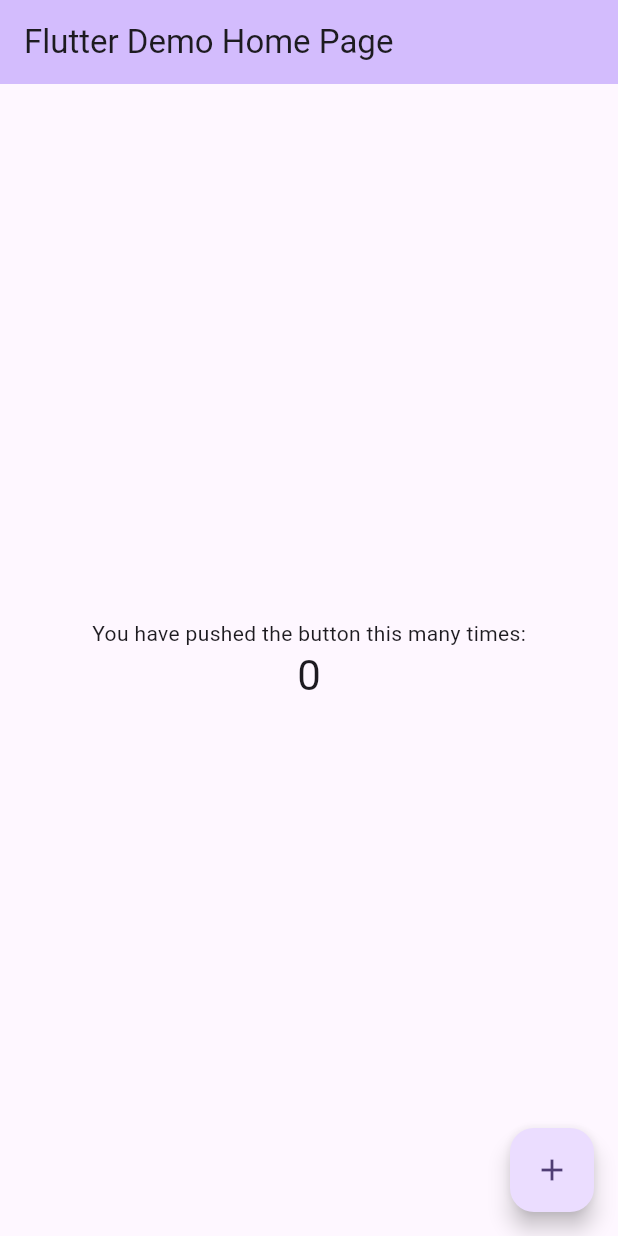
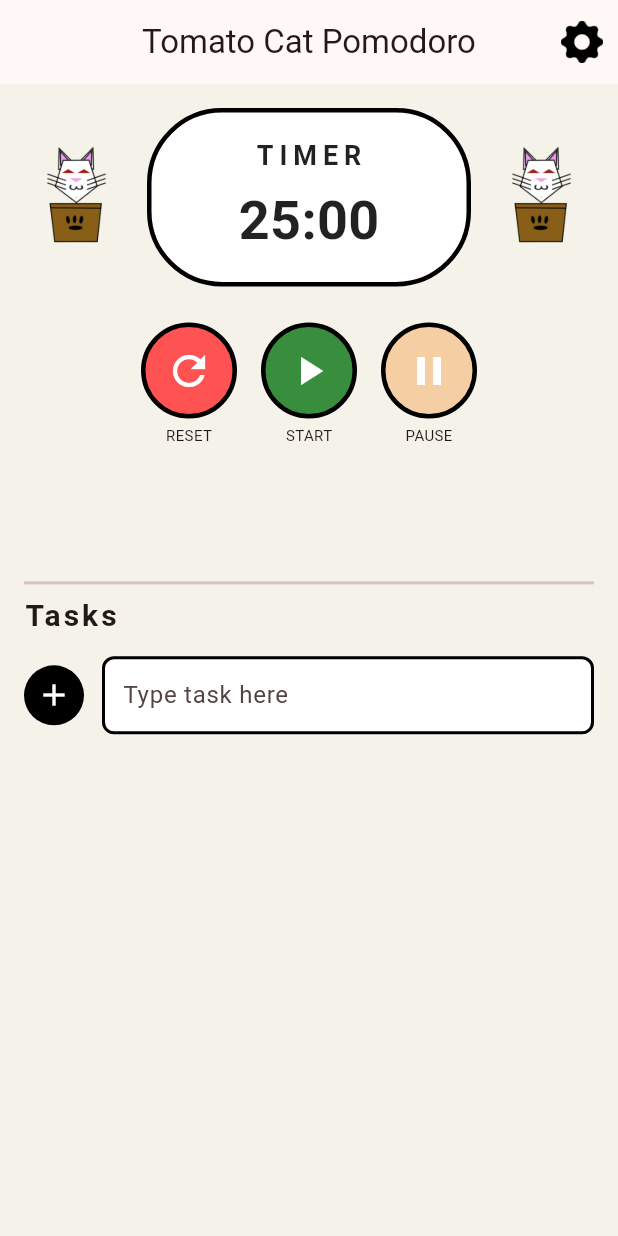
Before and after one commit to ElricDominguez/Tomato-Cat, a Flutter app: the screen it shows after launch, on a phone screen of 412 x 824 dp. Run offline on Flutter 3.47's test engine with Material 3 defaults, Android fonts, the light colour scheme and no system bars.

Commit message:
Initial commit - Tomato Cat basic layout

```diff
--- a/lib/main.dart
+++ b/lib/main.dart
@@ -1,121 +1,57 @@
 import 'package:flutter/material.dart';
+import 'timer_screen.dart';
 
 void main() {
-  runApp(const MyApp());
+  runApp(const TomatoCatApp());
 }
 
-class MyApp extends StatelessWidget {
-  const MyApp({super.key});
+class TomatoCatApp extends StatefulWidget {
+  const TomatoCatApp({super.key});
 
-  // This widget is the root of your application.
   @override
-  Widget build(BuildContext context) {
-    return MaterialApp(
-      title: 'Flutter Demo',
-      theme: ThemeData(
-        // This is the theme of your application.
-        //
-        // TRY THIS: Try running your application with "flutter run". You'll see
-        // the application has a purple toolbar. Then, without quitting the app,
-        // try changing the seedColor in the colorScheme below to Colors.green
-        // and then invoke "hot reload" (save your changes or press the "hot
-        // reload" button in a Flutter-supported IDE, or press "r" if you used
-        // the command line to start the app).
-        //
-        // Notice that the counter didn't reset back to zero; the application
-        // state is not lost during the reload. To reset the state, use hot
-        // restart instead.
-        //
-        // This works for code too, not just values: Most code changes can be
-        // tested with just a hot reload.
-        colorScheme: .fromSeed(seedColor: Colors.deepPurple),
-      ),
-      home: const MyHomePage(title: 'Flutter Demo Home Page'),
-    );
-  }
+  State<TomatoCatApp> createState() => _TomatoCatAppState();
 }
 
-class MyHomePage extends StatefulWidget {
-  const MyHomePage({super.key, required this.title});
+class _TomatoCatAppState extends State<TomatoCatApp> {
+  ThemeMode _themeMode = ThemeMode.system;
 
-  // This widget is the home page of your application. It is stateful, meaning
-  // that it has a State object (defined below) that contains fields that affect
-  // how it looks.
-
-  // This class is the configuration for the state. It holds the values (in this
-  // case the title) provided by the parent (in this case the App widget) and
-  // used by the build method of the State. Fields in a Widget subclass are
-  // always marked "final".
-
-  final String title;
-
-  @override
-  State<MyHomePage> createState() => _MyHomePageState();
-}
-
-class _MyHomePageState extends State<MyHomePage> {
-  int _counter = 0;
-
-  void _incrementCounter() {
+  void _setThemeMode(ThemeMode mode) {
     setState(() {
-      // This call to setState tells the Flutter framework that something has
-      // changed in this State, which causes it to rerun the build method below
-      // so that the display can reflect the updated values. If we changed
-      // _counter without calling setState(), then the build method would not be
-      // called again, and so nothing would appear to happen.
-      _counter++;
+      _themeMode = mode;
     });
   }
 
   @override
   Widget build(BuildContext context) {
-    // This method is rerun every time setState is called, for instance as done
-    // by the _incrementCounter method above.
-    //
-    // The Flutter framework has been optimized to make rerunning build methods
-    // fast, so that you can just rebuild anything that needs updating rather
-    // than having to individually change instances of widgets.
-    return Scaffold(
-      appBar: AppBar(
-        // TRY THIS: Try changing the color here to a specific color (to
-        // Colors.amber, perhaps?) and trigger a hot reload to see the AppBar
-        // change color while the other colors stay the same.
-        backgroundColor: Theme.of(context).colorScheme.inversePrimary,
-        // Here we take the value from the MyHomePage object that was created by
-        // the App.build method, and use it to set our appbar title.
-        title: Text(widget.title),
+    return MaterialApp(
+      title: 'Tomato Cat Pomodoro',
+      debugShowCheckedModeBanner: false,
+      themeMode: _themeMode,
+
+      // LIGHT THEME
+      theme: ThemeData(
+        brightness: Brightness.light,
+        colorScheme: ColorScheme.fromSeed(
+          seedColor: Colors.redAccent,
+          brightness: Brightness.light,
+        ),
+        scaffoldBackgroundColor: const Color(0xFFF5F2E9), // Bauhaus warm
+        useMaterial3: true,
       ),
-      body: Center(
-        // Center is a layout widget. It takes a single child and positions it
-        // in the middle of the parent.
-        child: Column(
-          // Column is also a layout widget. It takes a list of children and
-          // arranges them vertically. By default, it sizes itself to fit its
-          // children horizontally, and tries to be as tall as its parent.
-          //
-          // Column has various properties to control how it sizes itself and
-          // how it positions its children. Here we use mainAxisAlignment to
-          // center the children vertically; the main axis here is the vertical
-          // axis because Columns are vertical (the cross axis would be
-          // horizontal).
-          //
-          // TRY THIS: Invoke "debug painting" (choose the "Toggle Debug Paint"
-          // action in the IDE, or press "p" in the console), to see the
-          // wireframe for each widget.
-          mainAxisAlignment: .center,
-          children: [
-            const Text('You have pushed the button this many times:'),
-            Text(
-              '$_counter',
-              style: Theme.of(context).textTheme.headlineMedium,
-            ),
-          ],
+
+      // DARK THEME
+      darkTheme: ThemeData(
+        brightness: Brightness.dark,
+        colorScheme: ColorScheme.fromSeed(
+          seedColor: Colors.deepPurple,
+          brightness: Brightness.dark,
         ),
+        useMaterial3: true,
       ),
-      floatingActionButton: FloatingActionButton(
-        onPressed: _incrementCounter,
-        tooltip: 'Increment',
-        child: const Icon(Icons.add),
+
+      home: TimerScreen(
+        themeMode: _themeMode,
+        onThemeChanged: _setThemeMode,
       ),
     );
   }
--- /dev/null
+++ b/lib/task_model.dart
@@ -0,0 +1,9 @@
+class Task {
+  String title;
+  bool completed;
+
+  Task({
+    required this.title,
+    this.completed = false,
+  });
+}
--- /dev/null
+++ b/lib/timer_screen.dart
@@ -0,0 +1,364 @@
+import 'package:flutter/material.dart';
+import 'widgets/bauhaus_button.dart';
+import 'task_model.dart';
+
+enum SessionKind { work, shortBreak, longBreak }
+enum CatState { idle, working, resting }
+
+class TimerScreen extends StatefulWidget {
+  final ThemeMode themeMode;
+  final ValueChanged<ThemeMode> onThemeChanged;
+
+  const TimerScreen({
+    super.key,
+    required this.themeMode,
+    required this.onThemeChanged,
+  });
+
+  @override
+  State<TimerScreen> createState() => _TimerScreenState();
+}
+
+class _TimerScreenState extends State<TimerScreen> {
+  // ===== TIMER STATE =====
+  SessionKind _sessionKind = SessionKind.work;
+  int _workMinutes = 25;
+  int _breakMinutes = 5;
+  bool _isRunning = false;
+  Duration _remaining = const Duration(minutes: 25);
+  CatState _catState = CatState.idle;
+
+  // ===== TASKS =====
+  final TextEditingController _taskController = TextEditingController();
+  final List<Task> _tasks = [];
+
+  @override
+  void initState() {
+    super.initState();
+    _remaining = Duration(minutes: _workMinutes);
+  }
+
+  // ---------- TIME FORMAT ----------
+  String get _formattedTime {
+    final m = _remaining.inMinutes.remainder(60).toString().padLeft(2, '0');
+    final s = _remaining.inSeconds.remainder(60).toString().padLeft(2, '0');
+    return "$m:$s";
+  }
+
+  // ---------- UI HELPERS ----------
+  String get catImage {
+    switch (_catState) {
+      case CatState.working:
+        return 'assets/images/cat_working.png';
+      case CatState.resting:
+        return 'assets/images/cat_resting.png';
+      default:
+        return 'assets/images/cat_idle.png';
+    }
+  }
+
+  void _setSession(SessionKind kind) {
+    if (_isRunning) return;
+
+    setState(() {
+      _sessionKind = kind;
+
+      if (kind == SessionKind.work) {
+        _remaining = Duration(minutes: _workMinutes);
+        _catState = CatState.idle;
+      } else {
+        _remaining = Duration(minutes: _breakMinutes);
+        _catState = CatState.resting;
+      }
+    });
+  }
+
+  void _selectWork(int m) {
+    if (_isRunning) return;
+    setState(() {
+      _workMinutes = m;
+      if (_sessionKind == SessionKind.work) {
+        _remaining = Duration(minutes: _workMinutes);
+      }
+    });
+  }
+
+  void _selectBreak(int m) {
+    if (_isRunning) return;
+    setState(() {
+      _breakMinutes = m;
+      if (_sessionKind != SessionKind.work) {
+        _remaining = Duration(minutes: _breakMinutes);
+      }
+    });
+  }
+
+  // ---------- CONTROLS ----------
+  void _start() {
+    setState(() {
+      _isRunning = true;
+      _catState =
+          _sessionKind == SessionKind.work ? CatState.working : CatState.resting;
+    });
+  }
+
+  void _pause() {
+    setState(() {
+      _isRunning = false;
+      _catState =
+          _sessionKind == SessionKind.work ? CatState.idle : CatState.resting;
+    });
+  }
+
+  void _reset() {
+    setState(() {
+      _isRunning = false;
+      _catState = _sessionKind == SessionKind.work
+          ? CatState.idle
+          : CatState.resting;
+      _remaining = Duration(
+        minutes: _sessionKind == SessionKind.work ? _workMinutes : _breakMinutes,
+      );
+    });
+  }
+
+  // ---------- TASK LOGIC ----------
+  void _addTask() {
+    final text = _taskController.text.trim();
+    if (text.isEmpty) return;
+
+    setState(() {
+      _tasks.add(Task(title: text));
+      _taskController.clear();
+    });
+  }
+
+  void _removeTask(int index) {
+    setState(() {
+      _tasks.removeAt(index);
+    });
+  }
+
+  // ---------- BUILD ----------
+  @override
+  Widget build(BuildContext context) {
+    return Scaffold(
+      appBar: AppBar(
+        title: const Text("Tomato Cat Pomodoro"),
+        centerTitle: true,
+        actions: [
+          IconButton(
+            icon: Image.asset(
+              "assets/images/settings_button.png",
+              width: 28,
+              height: 28,
+            ),
+            onPressed: () {},
+          ),
+        ],
+      ),
+
+      // ===================== BODY =====================
+      body: Padding(
+        padding: const EdgeInsets.all(16),
+        child: Column(
+          children: [
+            // ===== TOP TIMER AREA =====
+            Expanded(
+              flex: 3,
+              child: Column(
+                children: [
+                  Row(
+                    children: [
+                      Image.asset(catImage, width: 70),
+                      const SizedBox(width: 12),
+
+                      // TIMER PILL
+                      Expanded(
+                        child: Container(
+                          padding: const EdgeInsets.symmetric(
+                              horizontal: 24, vertical: 16),
+                          decoration: BoxDecoration(
+                            color: Colors.white,
+                            borderRadius: BorderRadius.circular(50),
+                            border: Border.all(color: Colors.black, width: 3),
+                          ),
+                          child: Column(
+                            children: [
+                              const Text(
+                                "TIMER",
+                                style: TextStyle(
+                                    letterSpacing: 4,
+                                    fontSize: 18,
+                                    fontWeight: FontWeight.bold,
+                                    color: Colors.black87,
+                                    ),
+
+                              ),
+                              const SizedBox(height: 4),
+                              Text(
+                                _formattedTime,
+                                style: const TextStyle(
+                                  fontSize: 36,
+                                  fontWeight: FontWeight.bold,
+                                  color: Colors.black87,
+                                ),
+                              ),
+                            ],
+                          ),
+                        ),
+                      ),
+
+                      const SizedBox(width: 12),
+                      Image.asset(catImage, width: 70),
+                    ],
+                  ),
+
+                  const SizedBox(height: 24),
+
+                  // CIRCLE BUTTONS
+                  Row(
+                    mainAxisAlignment: MainAxisAlignment.center,
+                    children: [
+                      BauhausCircleButton(
+                        icon: Icons.refresh,
+                        label: "Reset",
+                        onPressed: _reset,
+                        color: Colors.redAccent,
+                      ),
+                      const SizedBox(width: 16),
+                      BauhausCircleButton(
+                        icon: Icons.play_arrow,
+                        label: "Start",
+                        onPressed: _isRunning ? null : _start,
+                        color: Colors.green.shade700,
+                      ),
+                      const SizedBox(width: 16),
+                      BauhausCircleButton(
+                        icon: Icons.pause,
+                        label: "Pause",
+                        onPressed: _isRunning ? _pause : null,
+                        color: Colors.orange.shade700,
+                      ),
+                    ],
+                  ),
+                ],
+              ),
+            ),
+
+            const Divider(thickness: 2),
+
+            // ===== TASK AREA =====
+            Expanded(
+              flex: 4,
+              child: Column(
+                crossAxisAlignment: CrossAxisAlignment.start,
+                children: [
+                  const Text(
+                    "Tasks",
+                    style: TextStyle(
+                      fontWeight: FontWeight.bold,
+                      fontSize: 20,
+                      letterSpacing: 2,
+
+                    ),
+                  ),
+                  const SizedBox(height: 12),
+
+                  // ADD TASK ROW
+                  Row(
+                    children: [
+                      InkWell(
+                        onTap: _addTask,
+                        child: Container(
+                          width: 40,
+                          height: 40,
+                          decoration: const BoxDecoration(
+                            shape: BoxShape.circle,
+                            color: Colors.black,
+                          ),
+                          child: const Icon(Icons.add, color: Colors.white),
+                        ),
+                      ),
+                      const SizedBox(width: 12),
+                      Expanded(
+                        child: Container(
+                          padding: const EdgeInsets.symmetric(horizontal: 12),
+                          decoration: BoxDecoration(
+                            color: Colors.white,
+                            border: Border.all(color: Colors.black, width: 2),
+                            borderRadius: BorderRadius.circular(8),
+                          ),
+                          child: TextField(
+                            controller: _taskController,
+                            decoration: const InputDecoration(
+                              hintText: "Type task here",
+                              border: InputBorder.none,
+                            ),
+                            onSubmitted: (_) => _addTask(),
+                          ),
+                        ),
+                      ),
+                    ],
+                  ),
+
+                  const SizedBox(height: 12),
+
+                  // TASK LIST
+                  Expanded(
+                    child: ListView.builder(
+                      itemCount: _tasks.length,
+                      itemBuilder: (context, index) {
+                        final task = _tasks[index];
+
+                        return Padding(
+                          padding: const EdgeInsets.symmetric(vertical: 4),
+                          child: Row(
+                            children: [
+                              Checkbox(
+                                value: task.completed,
+                                onChanged: (v) {
+                                  setState(() => task.completed = v ?? false);
+                                },
+                              ),
+                              Expanded(
+                                child: Container(
+                                  padding:
+                                      const EdgeInsets.symmetric(horizontal: 8),
+                                  decoration: BoxDecoration(
+                                    color: Colors.white,
+                                    border: Border.all(
+                                        color: Colors.black, width: 2),
+                                    borderRadius: BorderRadius.circular(4),
+                                  ),
+                                  child: Text(
+                                    task.title,
+                                    overflow: TextOverflow.ellipsis,
+                                    style: TextStyle(
+                                      decoration: task.completed
+                                          ? TextDecoration.lineThrough
+                                          : TextDecoration.none,
+                                    ),
+                                  ),
+                                ),
+                              ),
+                              IconButton(
+                                icon: const Icon(
+                                    Icons.remove_circle_outline_outlined),
+                                onPressed: () => _removeTask(index),
+                              ),
+                            ],
+                          ),
+                        );
+                      },
+                    ),
+                  ),
+                ],
+              ),
+            ),
+          ],
+        ),
+      ),
+    );
+  }
+}
--- /dev/null
+++ b/lib/widgets/bauhaus_button.dart
@@ -0,0 +1,49 @@
+import 'package:flutter/material.dart';
+
+class BauhausCircleButton extends StatelessWidget {
+  final IconData icon;
+  final String label;
+  final VoidCallback? onPressed;
+  final Color color;
+
+  const BauhausCircleButton({
+    super.key,
+    required this.icon,
+    required this.label,
+    required this.onPressed,
+    required this.color,
+  });
+
+  @override
+  Widget build(BuildContext context) {
+    final enabled = onPressed != null;
+
+    return Column(
+      children: [
+        InkWell(
+          onTap: onPressed,
+          borderRadius: BorderRadius.circular(40),
+          child: Container(
+            width: 64,
+            height: 64,
+            decoration: BoxDecoration(
+              shape: BoxShape.circle,
+              color: enabled ? color : color.withOpacity(0.3),
+              border: Border.all(color: Colors.black, width: 3),
+            ),
+            child: Icon(
+              icon,
+              color: Colors.white,
+              size: 32,
+            ),
+          ),
+        ),
+        const SizedBox(height: 4),
+        Text(
+          label.toUpperCase(),
+          style: const TextStyle(fontSize: 10),
+        ),
+      ],
+    );
+  }
+}
```
Also changed, not shown: pubspec.yaml (+12 -0 lines), assets/images/cat_idle.png (added), assets/images/cat_resting.png (added), assets/images/cat_working.png (added), assets/images/settings_button.png (added).
